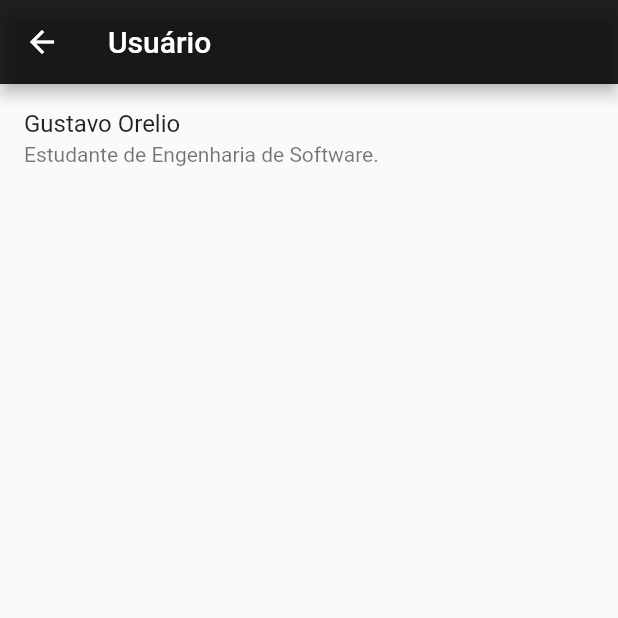
After one commit to GustavoOrelio/FlutterIFPR, a Flutter app: the screen it shows after launch, after a tap on the "account circle" icon, on a phone screen of 412 x 824 dp, the top half of it. The commit adds this screen. Run offline on Flutter 3.47's test engine with Material 2 defaults, Android fonts, the phone set to English and light mode, and no system bars; our stand-ins replace sqflite; accounts and stored records are empty.

Commit message:
Adicionando componente para usuario

```diff
--- a/Crud/lib/ListaTarefa.dart
+++ b/Crud/lib/ListaTarefa.dart
@@ -4,7 +4,7 @@ import 'package:sqflite/sqflite.dart';
 
 class ListaTarefa extends StatelessWidget {
   Future<List<Map<String, Object?>>> buscarDados() async {
-    String caminho = join(await getDatabasesPath(), 'banco.db');
+    String caminho = join(await getDatabasesPath(), 'tarefa.db');
     Database db = await openDatabase(
       caminho,
       version: 1,
@@ -37,10 +37,16 @@ class ListaTarefa extends StatelessWidget {
         title: const Text('Lista de tarefas'),
         actions: [
           IconButton(
+            padding: EdgeInsets.only(left: 15),
               onPressed: () {
                 Navigator.pushNamed(context, '/formTarefa');
               },
-              icon: Icon(Icons.add))
+              icon: Icon(Icons.add)),
+          IconButton(
+              onPressed: () {
+                Navigator.pushNamed(context, '/usuario');
+              },
+              icon: Icon(Icons.account_circle))
         ],
       ),
       body: FutureBuilder(
--- /dev/null
+++ b/Crud/lib/Usuario.dart
@@ -0,0 +1,54 @@
+import 'package:flutter/material.dart';
+import 'package:path/path.dart';
+import 'package:sqflite/sqflite.dart';
+
+class Usuario extends StatelessWidget {
+  Future<List<Map<String, Object?>>> buscarUsuario() async {
+    String caminho = join(await getDatabasesPath(), 'usuario.db');
+    Database db = await openDatabase(
+      caminho,
+      version: 1,
+      onCreate: (db, version) {
+        db.execute('''
+          CREATE TABLE usuario(
+          id INTEGER PRIMARY KEY,
+          nome TEXT NOT NULL,
+          sobre TEXT NOT NULL
+          )
+        ''');
+        db.execute(
+            'INSERT INTO usuario(nome, sobre) VALUES ("Gustavo Orelio", "Estudante de Engenharia de Software.")');
+      },
+    );
+    List<Map<String, Object?>> lista =
+        await db.rawQuery('SELECT * FROM usuario');
+    return lista;
+  }
+
+  @override
+  Widget build(BuildContext context) {
+    return Scaffold(
+      appBar: AppBar(
+        backgroundColor: Colors.black87,
+        title: const Text('Usuário'),
+      ),
+      body: FutureBuilder(
+        future: buscarUsuario(),
+        builder: (context, AsyncSnapshot<List<Map<String, Object?>>> dadosFuturo){
+          if(!dadosFuturo.hasData) return CircularProgressIndicator();
+          var listaUsuario = dadosFuturo.data!;
+          return ListView.builder(
+            itemCount: listaUsuario.length,
+            itemBuilder: (context, contador){
+              var usuario = listaUsuario[contador];
+              return ListTile(
+                title: Text(usuario['nome'].toString()),
+                subtitle: Text(usuario['sobre'].toString()),
+              );
+            },
+          );
+        },
+      ),
+    );
+  }
+}
--- a/Crud/lib/main.dart
+++ b/Crud/lib/main.dart
@@ -1,5 +1,6 @@
 import 'package:crud/FormTarefa.dart';
 import 'package:crud/ListaTarefa.dart';
+import 'package:crud/Usuario.dart';
 import 'package:flutter/material.dart';
 
 void main() {
@@ -19,8 +20,9 @@ class MyApp extends StatelessWidget {
       ),
       routes: {
         '/' : (context) => ListaTarefa(),
-        '/formTarefa' : (context) => FormTarefa()
-      },
+        '/formTarefa' : (context) => FormTarefa(),
+        '/usuario' : (context) => Usuario()
+      }
     );
   }
 }
```
